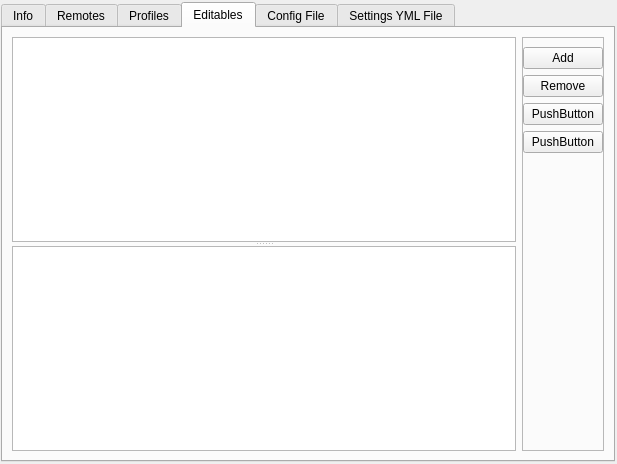
goszpeti/conan_explorer, file src/conan_app_launcher/ui/views/conan_conf/conan_conf.ui: the form before one commit.
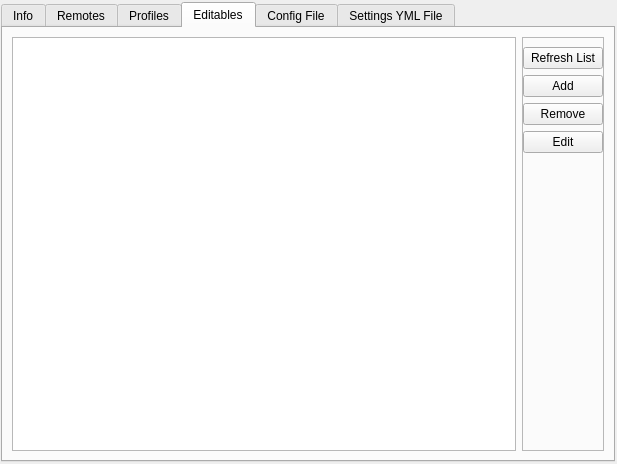
The form after the commit. The open tabs and pages were chosen to show the change. Custom widgets are drawn as their Qt base class.

Commit message: Add editable model and basic view * Separate config view models and controller * Add remote editable button (wip)

Patch:
```diff
--- a/src/conan_app_launcher/ui/views/conan_conf/conan_conf.ui
+++ b/src/conan_app_launcher/ui/views/conan_conf/conan_conf.ui
@@ -545,8 +545,7 @@
            <property name="orientation">
             <enum>Qt::Vertical</enum>
            </property>
-           <widget class="QTreeView" name="treeView"/>
-           <widget class="QTreeView" name="treeView_2"/>
+           <widget class="QTreeView" name="editables_ref_view"/>
           </widget>
          </item>
          <item row="0" column="1">
@@ -565,7 +564,14 @@
              <number>0</number>
             </property>
             <item>
-             <widget class="QPushButton" name="pushButton">
+             <widget class="QPushButton" name="editables_refresh_button">
+              <property name="text">
+               <string>Refresh List</string>
+              </property>
+             </widget>
+            </item>
+            <item>
+             <widget class="QPushButton" name="editables_add_button">
               <property name="text">
                <string>Add</string>
               </property>
@@ -581,19 +587,12 @@
             <item>
              <widget class="QPushButton" name="pushButton_3">
               <property name="text">
-               <string>PushButton</string>
+               <string>Edit</string>
               </property>
              </widget>
             </item>
             <item>
-             <widget class="QPushButton" name="pushButton_4">
-              <property name="text">
-               <string>PushButton</string>
-              </property>
-             </widget>
-            </item>
-            <item>
-             <spacer name="verticalSpacer_2">
+             <spacer name="editables_button_vspacer">
               <property name="orientation">
                <enum>Qt::Vertical</enum>
               </property>
```
Left out of the diff: 21 changed lines with no effect on the pictures. The commit also changes 13 other files.
